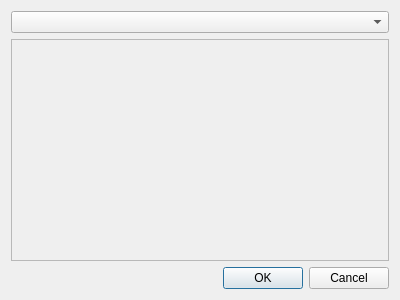
This is src/app/scenelistdialog.ui in src-r-r/plotline as Qt 5 draws it before an edit. The edited form follows.
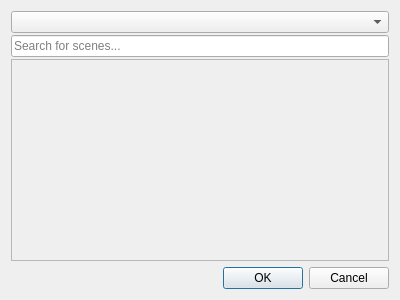
This is the edited form.

Commit message: Add delete functionality for scene. Fix a few more bugs & make things look prettier.

Diff of the .ui file:
```diff
--- a/src/app/scenelistdialog.ui
+++ b/src/app/scenelistdialog.ui
@@ -18,9 +18,22 @@
     <layout class="QVBoxLayout" name="verticalLayout_4">
      <item>
       <layout class="QVBoxLayout" name="verticalLayout">
+       <property name="spacing">
+        <number>2</number>
+       </property>
        <item>
         <widget class="QComboBox" name="plotlineSelection"/>
        </item>
+       <item>
+        <widget class="QLineEdit" name="sceneSearch">
+         <property name="text">
+          <string/>
+         </property>
+         <property name="placeholderText">
+          <string>Search for scenes...</string>
+         </property>
+        </widget>
+       </item>
        <item>
         <widget class="QScrollArea" name="sceneScrollArea">
          <property name="widgetResizable">
@@ -32,10 +45,25 @@
             <x>0</x>
             <y>0</y>
             <width>376</width>
-            <height>210</height>
+            <height>189</height>
            </rect>
           </property>
           <layout class="QVBoxLayout" name="verticalLayout_3">
+           <property name="sizeConstraint">
+            <enum>QLayout::SetMinimumSize</enum>
+           </property>
+           <property name="leftMargin">
+            <number>0</number>
+           </property>
+           <property name="topMargin">
+            <number>0</number>
+           </property>
+           <property name="rightMargin">
+            <number>0</number>
+           </property>
+           <property name="bottomMargin">
+            <number>0</number>
+           </property>
            <item>
             <layout class="QVBoxLayout" name="sceneList"/>
            </item>
```
Left out of the diff: 9 changed lines with no effect on the pictures. The commit also changes 35 other files.
